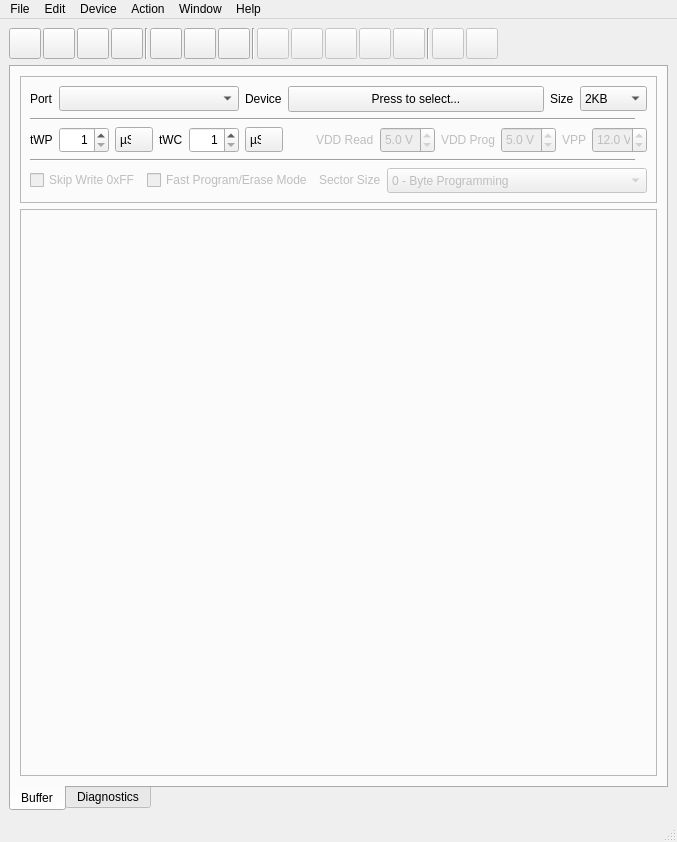
Qt form software/usbflashprog/main/mainwindow.ui (robsonsmartins/usbflashprog) before a commit.
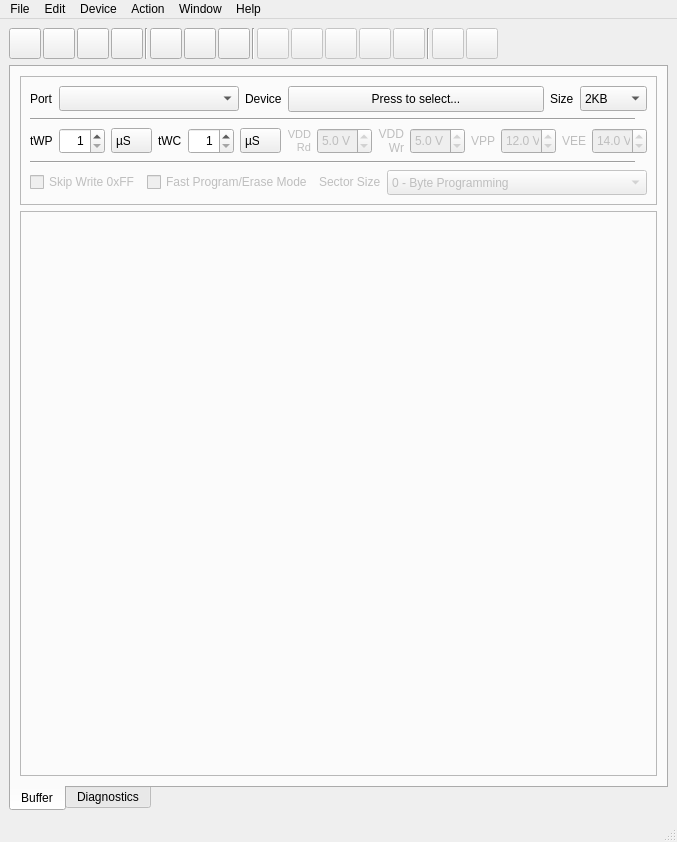
The same form after that commit. Icons and pictures are not drawn.

Diff of the .ui file:
```diff
--- a/software/usbflashprog/main/mainwindow.ui
+++ b/software/usbflashprog/main/mainwindow.ui
@@ -651,7 +651,7 @@
                    </property>
                    <property name="minimumSize">
                     <size>
-                     <width>50</width>
+                     <width>46</width>
                      <height>26</height>
                     </size>
                    </property>
@@ -695,6 +695,9 @@
                    <property name="styleSheet">
                     <string notr="true">QComboBox::drop-down {border-width: 0px;} QComboBox::down-arrow {image: url(noimg); border-width: 0px;}</string>
                    </property>
+                   <property name="currentText">
+                    <string notr="true">µS</string>
+                   </property>
                    <item>
                     <property name="text">
                      <string notr="true">µS</string>
@@ -730,7 +733,7 @@
                    </property>
                    <property name="minimumSize">
                     <size>
-                     <width>50</width>
+                     <width>46</width>
                      <height>26</height>
                     </size>
                    </property>
@@ -768,6 +771,24 @@
                    <property name="styleSheet">
                     <string notr="true">QComboBox::drop-down {border-width: 0px;} QComboBox::down-arrow {image: url(noimg); border-width: 0px;}</string>
                    </property>
+                   <property name="currentText">
+                    <string notr="true">µS</string>
+                   </property>
+                   <property name="minimumContentsLength">
+                    <number>0</number>
+                   </property>
+                   <property name="iconSize">
+                    <size>
+                     <width>18</width>
+                     <height>16</height>
+                    </size>
+                   </property>
+                   <property name="frame">
+                    <bool>true</bool>
+                   </property>
+                   <property name="modelColumn">
+                    <number>0</number>
+                   </property>
                    <item>
                     <property name="text">
                      <string notr="true">µS</string>
@@ -790,7 +811,7 @@
                    </property>
                    <property name="sizeHint" stdset="0">
                     <size>
-                     <width>40</width>
+                     <width>0</width>
                      <height>20</height>
                     </size>
                    </property>
@@ -807,8 +828,33 @@
                      <verstretch>0</verstretch>
                     </sizepolicy>
                    </property>
+                   <property name="font">
+                    <font>
+                     <pointsize>8</pointsize>
+                     <kerning>true</kerning>
+                    </font>
+                   </property>
                    <property name="text">
-                    <string>VDD Read</string>
+                    <string notr="true">VDD
+Rd</string>
+                   </property>
+                   <property name="textFormat">
+                    <enum>Qt::PlainText</enum>
+                   </property>
+                   <property name="scaledContents">
+                    <bool>false</bool>
+                   </property>
+                   <property name="alignment">
+                    <set>Qt::AlignRight|Qt::AlignTrailing|Qt::AlignVCenter</set>
+                   </property>
+                   <property name="wordWrap">
+                    <bool>false</bool>
+                   </property>
+                   <property name="margin">
+                    <number>0</number>
+                   </property>
+                   <property name="indent">
+                    <number>-1</number>
                    </property>
                   </widget>
                  </item>
@@ -864,7 +910,17 @@
                     </sizepolicy>
                    </property>
                    <property name="text">
-                    <string>VDD Prog</string>
+                    <string notr="true">VDD
+Wr</string>
+                   </property>
+                   <property name="textFormat">
+                    <enum>Qt::PlainText</enum>
+                   </property>
+                   <property name="alignment">
+                    <set>Qt::AlignRight|Qt::AlignTrailing|Qt::AlignVCenter</set>
+                   </property>
+                   <property name="margin">
+                    <number>0</number>
                    </property>
                   </widget>
                  </item>
@@ -964,6 +1020,62 @@
                    </property>
                   </widget>
                  </item>
+                 <item>
+                  <widget class="QLabel" name="labelProgVEE">
+                   <property name="enabled">
+                    <bool>false</bool>
+                   </property>
+                   <property name="sizePolicy">
+                    <sizepolicy hsizetype="Fixed" vsizetype="Fixed">
+                     <horstretch>0</horstretch>
+                     <verstretch>0</verstretch>
+                    </sizepolicy>
+                   </property>
+                   <property name="text">
+                    <string notr="true">VEE</string>
+                   </property>
+                  </widget>
+                 </item>
+                 <item>
+                  <widget class="QDoubleSpinBox" name="spinBoxProgVEE">
+                   <property name="enabled">
+                    <bool>false</bool>
+                   </property>
+                   <property name="sizePolicy">
+                    <sizepolicy hsizetype="Fixed" vsizetype="Fixed">
+                     <horstretch>0</horstretch>
+                     <verstretch>0</verstretch>
+                    </sizepolicy>
+                   </property>
+                   <property name="minimumSize">
+                    <size>
+                     <width>55</width>
+                     <height>26</height>
+                    </size>
+                   </property>
+                   <property name="toolTip">
+                    <string>Adjust VPP to Erase [Caution!]</string>
+                   </property>
+                   <property name="suffix">
+                    <string notr="true"> V</string>
+                   </property>
+                   <property name="decimals">
+                    <number>1</number>
+                   </property>
+                   <property name="minimum">
+                    <double>10.000000000000000</double>
+                   </property>
+                   <property name="maximum">
+                    <double>25.000000000000000</double>
+                   </property>
+                   <property name="singleStep">
+                    <double>0.100000000000000</double>
+                   </property>
+                   <property name="value">
+                    <double>14.000000000000000</double>
+                   </property>
+                  </widget>
+                 </item>
                 </layout>
                </item>
                <item>
```
Left out of the diff: 460 changed lines with no effect on the pictures.
